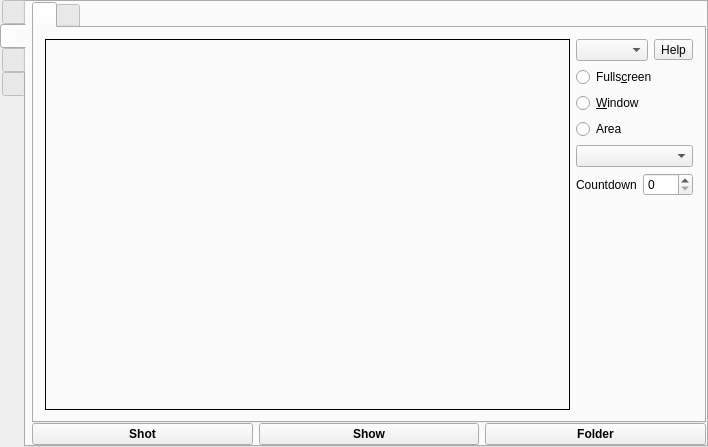
First picture: the form in src/mainwindow.ui, repository vkohaupt/vokoscreenNG, before the edit.
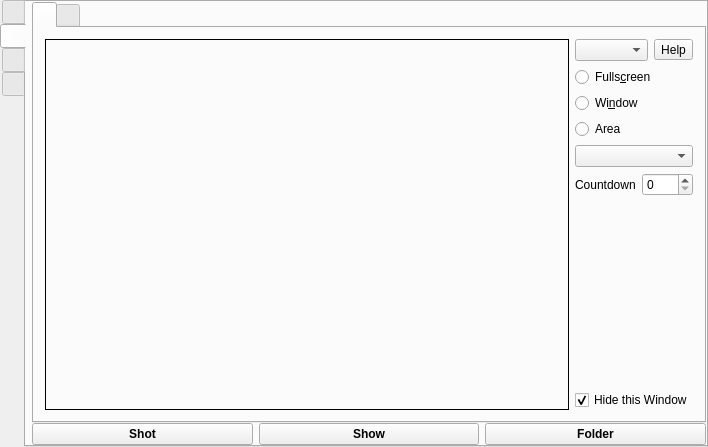
Second picture: the form after the edit. The open tabs and pages were chosen to show the change. Icons and pictures are not drawn.

Commit message: Screencast, hide this window

```diff
--- a/src/mainwindow.ui
+++ b/src/mainwindow.ui
@@ -1867,7 +1867,7 @@
               <item>
                <widget class="QRadioButton" name="radioButtonScreenshotWindow">
                 <property name="text">
-                 <string notr="true">&amp;Window</string>
+                 <string notr="true">Wi&amp;ndow</string>
                 </property>
                </widget>
               </item>
@@ -1911,6 +1911,16 @@
                 </property>
                </spacer>
               </item>
+              <item>
+               <widget class="QCheckBox" name="checkBoxScreenshotHideThisWindow">
+                <property name="text">
+                 <string>Hide this Window</string>
+                </property>
+                <property name="checked">
+                 <bool>true</bool>
+                </property>
+               </widget>
+              </item>
              </layout>
             </item>
            </layout>
```
Left out of the diff: 12 changed lines with no effect on the pictures. The commit also changes 3 other files.
